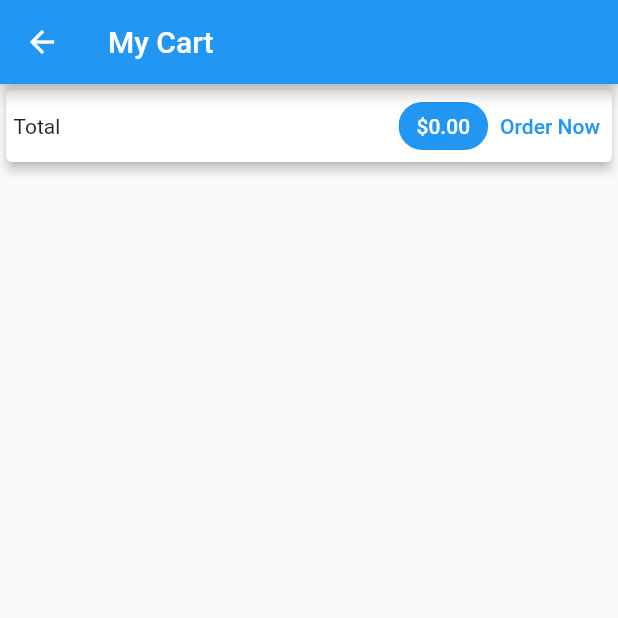
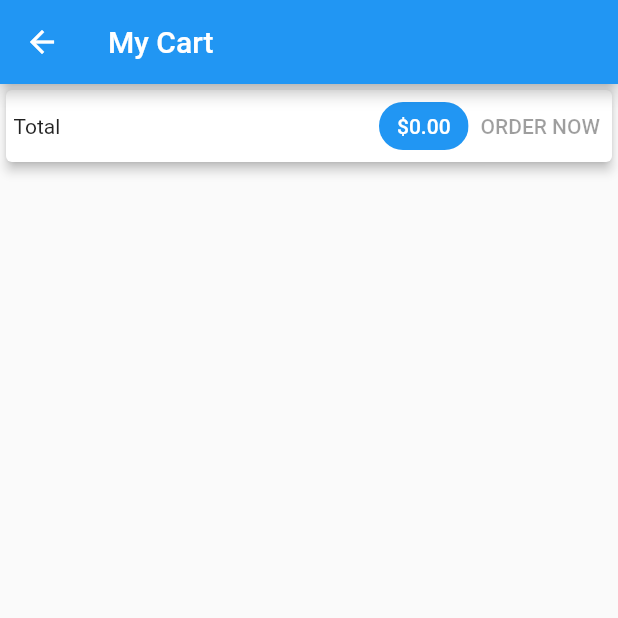
Before and after one commit to minhho89/Flutter_Shop_App, a Flutter app: the MyCartScreen screen opened by its route, on a phone screen of 412 x 824 dp, the top half of it. Run offline on Flutter 3.47's test engine with Material 2 defaults, Android fonts, the phone set to English and light mode, and no system bars.

Commit message:
adding & fetching orders to server

```diff
--- a/lib/providers/Oders.dart
+++ b/lib/providers/Oders.dart
@@ -26,7 +26,7 @@ class Orders with ChangeNotifier {
   String? userId;
 
   Orders();
-  Orders.name(this._orders, this.token, this.userId);
+  Orders.name(this.userId, this.token, this._orders);
 
   List<OrderItem> get orders {
     return [..._orders];
--- a/lib/screens/my_cart_screen/components/total_row.dart
+++ b/lib/screens/my_cart_screen/components/total_row.dart
@@ -2,11 +2,19 @@ import 'package:flutter/material.dart';
 import 'package:provider/provider.dart';
 
 import '../../../providers/Cart.dart';
+import '../../../providers/Oders.dart';
 
-class TotalRow extends StatelessWidget {
+class TotalRow extends StatefulWidget {
   const TotalRow({
     Key? key,
   }) : super(key: key);
+
+  @override
+  State<TotalRow> createState() => _TotalRowState();
+}
+
+class _TotalRowState extends State<TotalRow> {
+  bool _isLoading = false;
 
   @override
   Widget build(BuildContext context) {
@@ -21,13 +29,29 @@ class TotalRow extends StatelessWidget {
         Chip(
           label: Text(
             '\$${cartData.calculateTotalAmount().toStringAsFixed(2)}',
-            style: TextStyle(color: Colors.white),
+            style: const TextStyle(color: Colors.white),
           ),
           backgroundColor: Theme.of(context).primaryColor,
         ),
         TextButton(
-          onPressed: () {},
-          child: const Text('Order Now'),
+          onPressed: (cartData.calculateTotalAmount() <= 0 || _isLoading)
+              ? null
+              : () async {
+                  print('Order clicked'); // TODO: debug
+                  setState(() {
+                    _isLoading = true;
+                  });
+                  await Provider.of<Orders>(context, listen: false).addOrder(
+                      cartData.items!.values.toList(),
+                      cartData.calculateTotalAmount());
+                  setState(() {
+                    _isLoading = false;
+                  });
+                  cartData.items!.clear();
+                },
+          child: _isLoading
+              ? const CircularProgressIndicator()
+              : const Text('ORDER NOW'),
         ),
       ],
     );
```
Also changed, not shown: lib/main.dart (+8 -1 lines).
